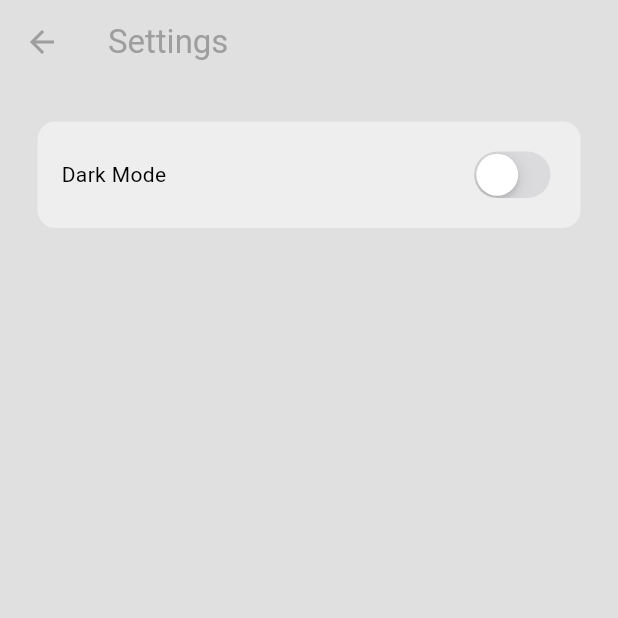
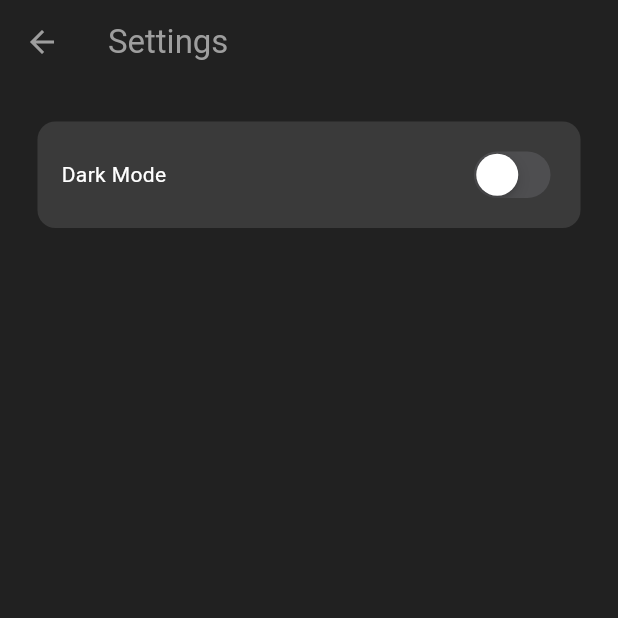
Before and after one commit to MkertyKitya/Mox_Messenger, a Flutter app: the screen it shows once a user with an empty profile is signed in, in the side drawer, after a tap on "S E T T I N G S", on a phone screen of 412 x 824 dp, the top half of it. Run offline on Flutter 3.47's test engine with Material 3 defaults, Android fonts, the light colour scheme and no system bars; our stand-ins replace cloud_firestore, firebase_auth, firebase_core, flutter_svg; accounts and stored records are empty; network calls fail.

Commit message:
Feat: Fix Bug

```diff
--- a/mox_beta/lib/components/chat_bubble.dart
+++ b/mox_beta/lib/components/chat_bubble.dart
@@ -18,7 +18,7 @@ class ChatBubble extends StatelessWidget {
     bool isDarkMode = Provider.of<ThemeProvider>(
       context,
       listen: false,
-    ).isDarkMode;
+    ).isLightMode;
 
     return Container(
       decoration: BoxDecoration(
--- a/mox_beta/lib/components/my_textfield.dart
+++ b/mox_beta/lib/components/my_textfield.dart
@@ -23,7 +23,7 @@ class MyTextField extends StatelessWidget {
   @override
   Widget build(BuildContext context) {
     return Padding(
-      padding: const EdgeInsets.symmetric(horizontal: 25.0),
+      padding: const EdgeInsets.symmetric(horizontal: 25),
       child: TextField(
         obscureText: obscureText,
         controller: controller,
--- a/mox_beta/lib/pages/login_page.dart
+++ b/mox_beta/lib/pages/login_page.dart
@@ -2,6 +2,7 @@ import 'package:mox_beta/services/auth/auth_service.dart';
 import 'package:mox_beta/components/my_button.dart';
 import 'package:mox_beta/components/my_textfield.dart';
 import 'package:flutter/material.dart';
+import 'package:flutter_svg/flutter_svg.dart';
 
 class LoginPage extends StatefulWidget {
   // tap to go to register page
@@ -52,11 +53,13 @@ class _LoginPageState extends State<LoginPage> {
           mainAxisAlignment: MainAxisAlignment.center,
           children: [
             // logo
-            //  Icon(
-            //    Icons.message,
-            //   size: 60,
-            //    color: Theme.of(context).colorScheme.primary,
-            //  ),
+            SvgPicture.asset(
+              'assets/svg/Logo.svg',
+              width: 100,
+              height: 100,
+              fit: BoxFit.contain,
+            ),
+
             const SizedBox(height: 50),
 
             // welcome back message
@@ -75,7 +78,7 @@ class _LoginPageState extends State<LoginPage> {
               hintText: "Email",
               obscureText: false,
               controller: _emailController,
-            ), // MyTextField
+            ),
 
             const SizedBox(height: 10),
 
@@ -84,7 +87,7 @@ class _LoginPageState extends State<LoginPage> {
               hintText: "Password",
               obscureText: true,
               controller: _pwController,
-            ), // MyTextField
+            ),
 
             const SizedBox(height: 25),
             // login button
--- a/mox_beta/lib/pages/register_page.dart
+++ b/mox_beta/lib/pages/register_page.dart
@@ -1,4 +1,5 @@
 import 'package:flutter/material.dart';
+import 'package:flutter_svg/svg.dart';
 import 'package:mox_beta/services/auth/auth_service.dart';
 import 'package:mox_beta/components/my_button.dart';
 import 'package:mox_beta/components/my_textfield.dart';
@@ -70,10 +71,11 @@ class _RegisterPageState extends State<RegisterPage> {
           mainAxisAlignment: MainAxisAlignment.center,
           children: [
             // logo
-            Icon(
-              Icons.message,
-              size: 60,
-              color: Theme.of(context).colorScheme.primary,
+            SvgPicture.asset(
+              'assets/svg/Logo.svg',
+              width: 100,
+              height: 100,
+              fit: BoxFit.contain,
             ),
 
             const SizedBox(height: 50),
@@ -90,10 +92,33 @@ class _RegisterPageState extends State<RegisterPage> {
             const SizedBox(height: 25),
 
             // nickname
-            MyTextField(
-              hintText: "Nick name",
-              obscureText: false,
-              controller: _nickController,
+            SizedBox(
+              width: double.infinity,
+              child: Stack(
+                alignment: Alignment.center,
+                children: [
+                  Padding(
+                    padding: const EdgeInsets.symmetric(horizontal: 25.0),
+                    child: SvgPicture.asset(
+                      'assets/svg/Login_or_Register1.svg',
+                      fit: BoxFit.fill,
+                    ),
+                  ),
+                  Theme(
+                    data: Theme.of(context).copyWith(
+                      colorScheme: Theme.of(context).colorScheme.copyWith(
+                        tertiary: Colors.transparent,
+                        primary: Colors.transparent,
+                      ),
+                    ),
+                    child: MyTextField(
+                      hintText: "Nick name",
+                      obscureText: false,
+                      controller: _nickController,
+                    ),
+                  ),
+                ],
+              ),
             ),
 
             const SizedBox(height: 10),
--- a/mox_beta/lib/pages/setting_page.dart
+++ b/mox_beta/lib/pages/setting_page.dart
@@ -34,7 +34,7 @@ class SettingsPage extends StatelessWidget {
               value: Provider.of<ThemeProvider>(
                 context,
                 listen: false,
-              ).isDarkMode,
+              ).isLightMode,
               onChanged: (value) => Provider.of<ThemeProvider>(
                 context,
                 listen: false,
--- a/mox_beta/lib/themes/theme_provider.dart
+++ b/mox_beta/lib/themes/theme_provider.dart
@@ -3,11 +3,11 @@ import 'package:flutter/material.dart';
 import 'dark_mode.dart';
 
 class ThemeProvider extends ChangeNotifier {
-  ThemeData _themeData = lightMode;
+  ThemeData _themeData = darkMode;
 
   ThemeData get themeData => _themeData;
 
-  bool get isDarkMode => _themeData == darkMode;
+  bool get isLightMode => _themeData == lightMode;
 
   set themeData(ThemeData themeData) {
     _themeData = themeData;
@@ -15,10 +15,10 @@ class ThemeProvider extends ChangeNotifier {
   }
 
   void toggleTheme() {
-    if (_themeData == lightMode) {
+    if (_themeData == darkMode) {
+      themeData = lightMode;
+    } else {
       themeData = darkMode;
-    } else {
-      themeData = lightMode;
     }
   }
 }
```
